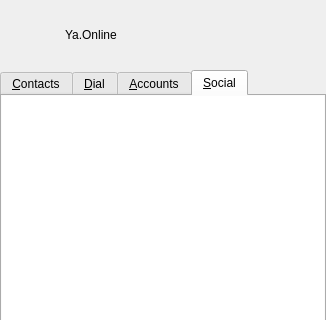
First picture: the form in src/tools/yastuff/yamainwindow.ui, repository AlekSi/Jabbin, before the edit; both pictures show x 0 to 326 and y 0 to 320 of the 326 by 639 pixel window.
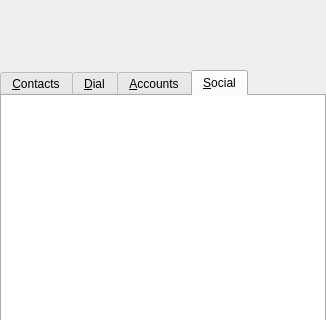
Second picture: the form after the edit. The open tabs and pages were chosen to show the change. Icons and pictures are not drawn. Custom widgets are drawn as their Qt base class.

```diff
--- a/src/tools/yastuff/yamainwindow.ui
+++ b/src/tools/yastuff/yamainwindow.ui
@@ -352,24 +352,17 @@
          </layout>
         </widget>
         <widget class="QWidget" name="logoPage">
-         <property name="styleSheet">
-          <string notr="true"/>
-         </property>
          <layout class="QHBoxLayout" name="horizontalLayout_2">
           <item>
-           <widget class="QWidget" name="logoFrame" native="true">
-            <property name="maximumSize">
-             <size>
-              <width>50</width>
-              <height>50</height>
-             </size>
+           <widget class="QLabel" name="labelApplicationTitle">
+            <property name="autoFillBackground">
+             <bool>false</bool>
             </property>
-           </widget>
-          </item>
-          <item>
-           <widget class="QLabel" name="applicationName">
             <property name="text">
-             <string>Ya.Online</string>
+             <string/>
+            </property>
+            <property name="pixmap">
+             <pixmap resource="../../../iconsets.qrc">:/iconsets/images/jabbintitle.png</pixmap>
             </property>
            </widget>
           </item>
```
Left out of the diff: 4 changed lines with no effect on the pictures.
